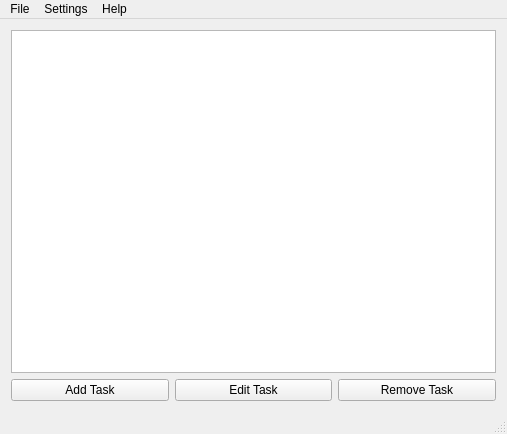
First picture: the form in mainwindow.ui, repository computerfr33k/To-Do-List-Manager, before the edit.
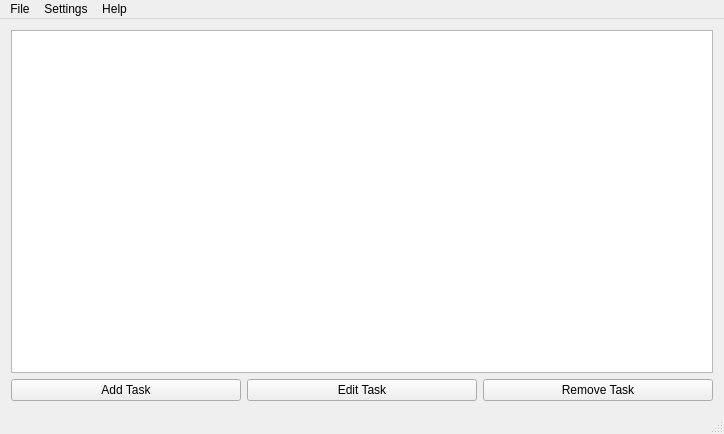
Second picture: the form after the edit.

```diff
--- a/mainwindow.ui
+++ b/mainwindow.ui
@@ -6,7 +6,7 @@
    <rect>
     <x>0</x>
     <y>0</y>
-    <width>507</width>
+    <width>724</width>
     <height>434</height>
    </rect>
   </property>
@@ -66,8 +66,8 @@
     <rect>
      <x>0</x>
      <y>0</y>
-     <width>507</width>
-     <height>25</height>
+     <width>724</width>
+     <height>21</height>
     </rect>
    </property>
    <widget class="QMenu" name="menuFile">
```
Left out of the diff: 24 changed lines with no effect on the pictures.
